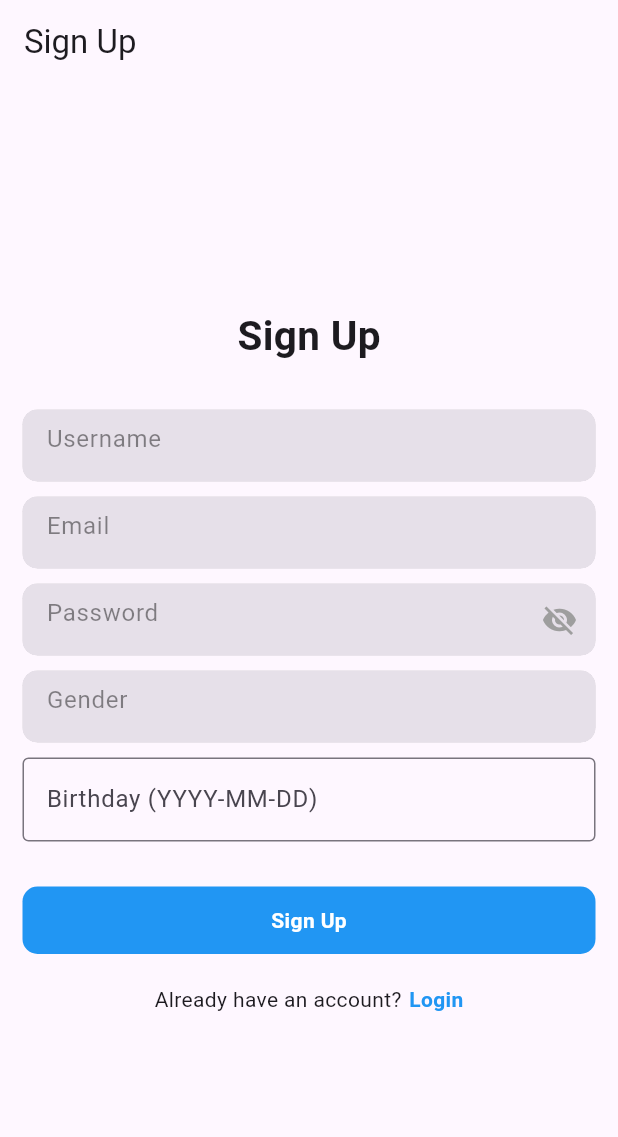
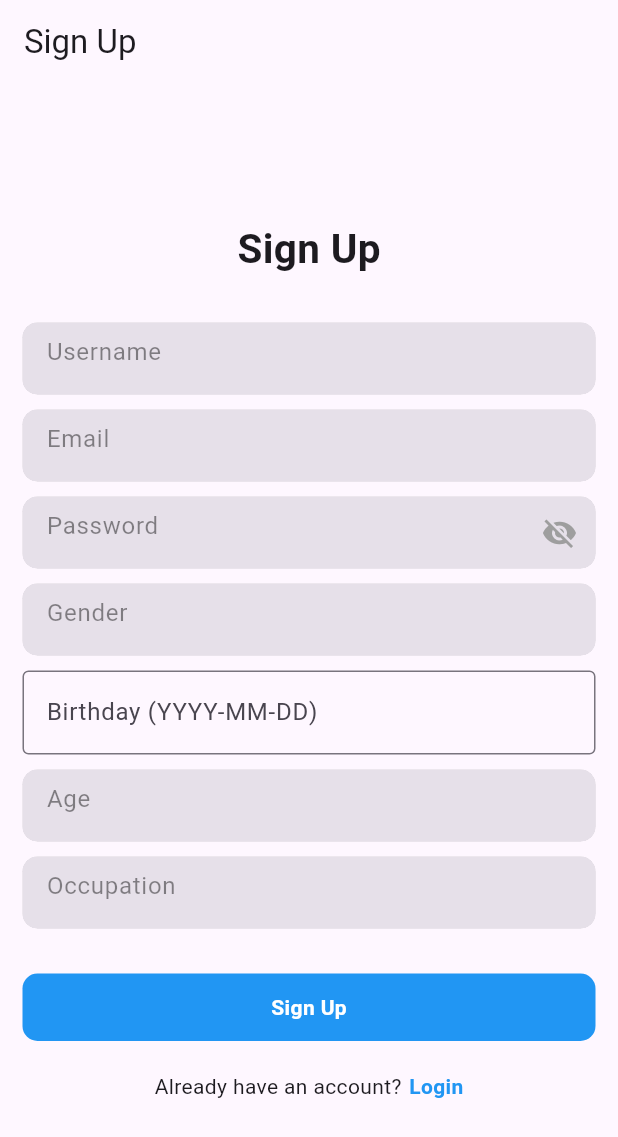
Before and after one commit to YeeWan1/InnoStore, a Flutter app: the screen it shows after launch, after a tap on "Sign Up", on a phone screen of 412 x 824 dp. Shown: the top 1137 px of the screen. Run offline on Flutter 3.47's test engine with Material 3 defaults, Android fonts, the phone set to English and light mode, and no system bars; our stand-ins replace carousel_slider, cloud_firestore, firebase_auth, firebase_core, flutter_blue_plus, fluttertoast and 4 more; accounts and stored records are empty; network calls fail.

Commit message:
login and sign in

```diff
--- a/inno_store/lib/features/user_auth/presentations/pages/login_page.dart
+++ b/inno_store/lib/features/user_auth/presentations/pages/login_page.dart
@@ -6,7 +6,6 @@
 import 'package:inno_store/features/user_auth/presentations/widgets/form_container_widget.dart';
 import "package:inno_store/global/common/toast.dart";
 import 'package:font_awesome_flutter/font_awesome_flutter.dart';
-import "package:google_sign_in/google_sign_in.dart";
 
 import '../../firebase_auth_implementation/firebase_auth_services.dart';
 
@@ -44,29 +43,28 @@
           child: Column(
             mainAxisAlignment: MainAxisAlignment.center,
             children: [
+              Image.asset(
+                'assets/logo.png',
+                height: 100, // Adjust the height as needed
+              ),
+              SizedBox(height: 20),
               Text(
                 "Login",
                 style: TextStyle(fontSize: 27, fontWeight: FontWeight.bold),
               ),
-              SizedBox(
-                height: 30,
-              ),
+              SizedBox(height: 30),
               FormContainerWidget(
                 controller: _emailController,
                 hintText: "Email",
                 isPasswordField: false,
               ),
-              SizedBox(
-                height: 10,
-              ),
+              SizedBox(height: 10),
               FormContainerWidget(
                 controller: _passwordController,
                 hintText: "Password",
                 isPasswordField: true,
               ),
-              SizedBox(
-                height: 30,
-              ),
+              SizedBox(height: 30),
               GestureDetector(
                 onTap: () {
                   _signIn();
@@ -79,8 +77,9 @@
                     borderRadius: BorderRadius.circular(10),
                   ),
                   child: Center(
-                    child: _isSigning ? CircularProgressIndicator(
-                      color: Colors.white,) : Text(
+                    child: _isSigning
+                        ? CircularProgressIndicator(color: Colors.white)
+                        : Text(
                             "Login",
                             style: TextStyle(
                               color: Colors.white,
@@ -90,55 +89,18 @@
                   ),
                 ),
               ),
-              SizedBox(height: 10,),
-              GestureDetector(
-                onTap: () {
-                  _signInWithGoogle();
-
-                },
-                child: Container(
-                  width: double.infinity,
-                  height: 45,
-                  decoration: BoxDecoration(
-                    color: Colors.red,
-                    borderRadius: BorderRadius.circular(10),
-                  ),
-                  child: Center(
-                    child: Row(
-                      mainAxisAlignment: MainAxisAlignment.center,
-                      children: [
-                        Icon(FontAwesomeIcons.google, color: Colors.white,),
-                        SizedBox(width: 5,),
-                        Text(
-                          "Sign in with Google",
-                          style: TextStyle(
-                            color: Colors.white,
-                            fontWeight: FontWeight.bold,
-                          ),
-                        ),
-                      ],
-                    ),
-                  ),
-                ),
-              ),
-
-
-              SizedBox(
-                height: 20,
-              ),
-
+              SizedBox(height: 20),
               Row(
                 mainAxisAlignment: MainAxisAlignment.center,
                 children: [
                   Text("Don't have an account?"),
-                  SizedBox(
-                    width: 5,
-                  ),
+                  SizedBox(width: 5),
                   GestureDetector(
                     onTap: () {
                       Navigator.pushAndRemoveUntil(
                         context,
-                        MaterialPageRoute(builder: (context) => SignUpPage()),
+                        MaterialPageRoute(
+                            builder: (context) => SignUpPage()),
                         (route) => false,
                       );
                     },
@@ -177,39 +139,7 @@
       showToast(message: "User is successfully signed in");
       Navigator.pushNamed(context, "/home");
     } else {
-      showToast(message: "some error occured");
+      showToast(message: "Some error occurred");
     }
   }
-
-
-  _signInWithGoogle() async {
-  final GoogleSignIn _googleSignIn = GoogleSignIn();
-
-  try {
-    final GoogleSignInAccount? googleSignInAccount = await _googleSignIn.signIn();
-
-    if (googleSignInAccount != null) {
-      final GoogleSignInAuthentication googleSignInAuthentication = await googleSignInAccount.authentication;
-
-      final AuthCredential credential = GoogleAuthProvider.credential(
-        idToken: googleSignInAuthentication.idToken,
-        accessToken: googleSignInAuthentication.accessToken,
-      );
-
-      UserCredential userCredential = await _firebaseAuth.signInWithCredential(credential);
-
-      if (userCredential.user != null) {
-        Navigator.pushNamed(context, "/home");
-      } else {
-        showToast(message: "Google sign-in failed: user is null");
 }
-    } else {
-      showToast(message: "Google sign-in cancelled by user");
-    }
-  } catch (error) {
-    showToast(message: "Google sign-in error: $error");
-    debugPrint("Google sign-in error: $error");
-  }
-}
-
-  }
--- a/inno_store/lib/features/user_auth/presentations/pages/sign_up_page.dart
+++ b/inno_store/lib/features/user_auth/presentations/pages/sign_up_page.dart
@@ -21,6 +21,8 @@
   TextEditingController _passwordController = TextEditingController();
   TextEditingController _genderController = TextEditingController();
   TextEditingController _birthdayController = TextEditingController();
+  TextEditingController _ageController = TextEditingController();
+  TextEditingController _occupationController = TextEditingController();
 
   bool isSigningUp = false;
 
@@ -31,6 +33,8 @@
     _passwordController.dispose();
     _genderController.dispose();
     _birthdayController.dispose();
+    _ageController.dispose();
+    _occupationController.dispose();
     super.dispose();
   }
 
@@ -44,6 +48,7 @@
       body: Center(
         child: Padding(
           padding: const EdgeInsets.symmetric(horizontal: 15),
+          child: SingleChildScrollView(
             child: Column(
               mainAxisAlignment: MainAxisAlignment.center,
               children: [
@@ -83,6 +88,18 @@
                     border: OutlineInputBorder(),
                   ),
                   keyboardType: TextInputType.datetime,
+                ),
+                SizedBox(height: 10),
+                FormContainerWidget(
+                  controller: _ageController,
+                  hintText: "Age",
+                  isPasswordField: false,
+                ),
+                SizedBox(height: 10),
+                FormContainerWidget(
+                  controller: _occupationController,
+                  hintText: "Occupation",
+                  isPasswordField: false,
                 ),
                 SizedBox(height: 30),
                 GestureDetector(
@@ -134,6 +151,7 @@
             ),
           ),
         ),
+      ),
     );
   }
 
@@ -147,6 +165,8 @@
     String password = _passwordController.text;
     String gender = _genderController.text;
     String birthday = _birthdayController.text;
+    String age = _ageController.text;
+    String occupation = _occupationController.text;
 
     User? user = await _auth.signUpWithEmailAndPassword(email, password);
 
@@ -160,6 +180,8 @@
         'email': email,
         'gender': gender,
         'birthday': birthday,
+        'age': age,
+        'occupation': occupation,
       });
 
       showToast(message: "User is successfully created");
```
Lines whose indentation alone changed are shown as unchanged.
